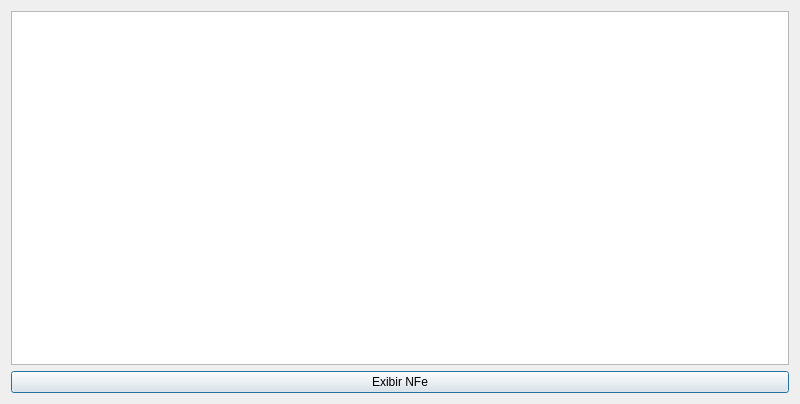
Before: the Qt Designer form ui/estoque.ui in lellisls/ERP-STACCATO, drawn with Qt 5.
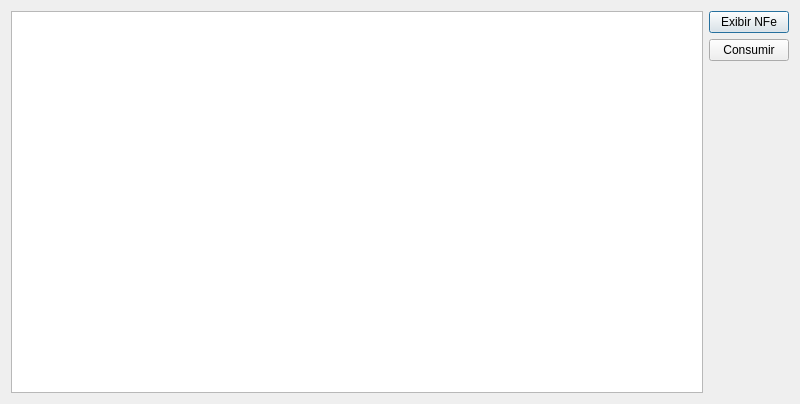
After: the same form once the commit is applied. Custom widgets are drawn as their Qt base class.

What changed in the file:
```diff
--- a/ui/estoque.ui
+++ b/ui/estoque.ui
@@ -14,7 +14,34 @@
    <string>Estoque</string>
   </property>
   <layout class="QGridLayout" name="gridLayout">
-   <item row="0" column="0">
+   <item row="0" column="2">
+    <widget class="QPushButton" name="pushButtonExibirNfe">
+     <property name="text">
+      <string>Exibir NFe</string>
+     </property>
+    </widget>
+   </item>
+   <item row="1" column="2">
+    <widget class="QPushButton" name="pushButtonConsumir">
+     <property name="text">
+      <string>Consumir</string>
+     </property>
+    </widget>
+   </item>
+   <item row="2" column="2">
+    <spacer name="verticalSpacer">
+     <property name="orientation">
+      <enum>Qt::Vertical</enum>
+     </property>
+     <property name="sizeHint" stdset="0">
+      <size>
+       <width>20</width>
+       <height>40</height>
+      </size>
+     </property>
+    </spacer>
+   </item>
+   <item row="0" column="0" rowspan="3">
     <widget class="TableView" name="tableEstoque">
      <property name="editTriggers">
       <set>QAbstractItemView::NoEditTriggers</set>
@@ -24,13 +51,6 @@
      </property>
     </widget>
    </item>
-   <item row="1" column="0">
-    <widget class="QPushButton" name="pushButtonExibirNfe">
-     <property name="text">
-      <string>Exibir NFe</string>
-     </property>
-    </widget>
-   </item>
   </layout>
  </widget>
  <customwidgets>
```
